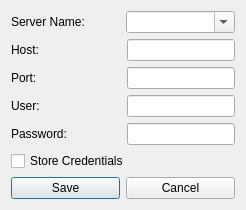
Above: ServerTools/ui_serverConfigurator.ui from dsgoficial/DsgTools before the change. Below: the same form after it.
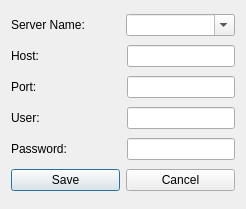
That is the form after the change.

Commit message: Removing not necessary dialog parts

```diff
--- a/ServerTools/ui_serverConfigurator.ui
+++ b/ServerTools/ui_serverConfigurator.ui
@@ -7,7 +7,7 @@
     <x>0</x>
     <y>0</y>
     <width>246</width>
-    <height>206</height>
+    <height>209</height>
    </rect>
   </property>
   <property name="windowTitle">
@@ -141,13 +141,6 @@
     </layout>
    </item>
    <item row="5" column="0">
-    <widget class="QCheckBox" name="storeCredentialsCheckBox">
-     <property name="text">
-      <string>Store Credentials</string>
-     </property>
-    </widget>
-   </item>
-   <item row="6" column="0">
     <layout class="QHBoxLayout" name="horizontalLayout_6">
      <item>
       <widget class="QPushButton" name="saveButton">
```
The commit also changes 2 other files.
